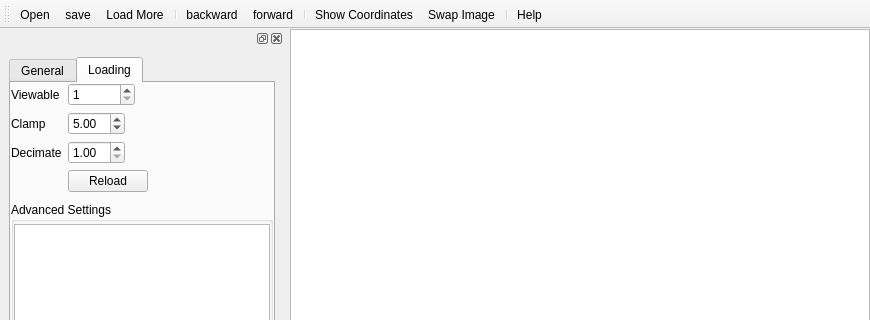
Qt form arachnid/core/gui/pyui/MontageViewer.ui (ezralanglois/arachnid) before a commit; both pictures show x 0 to 870 and y 0 to 320 of the 870 by 576 pixel window.
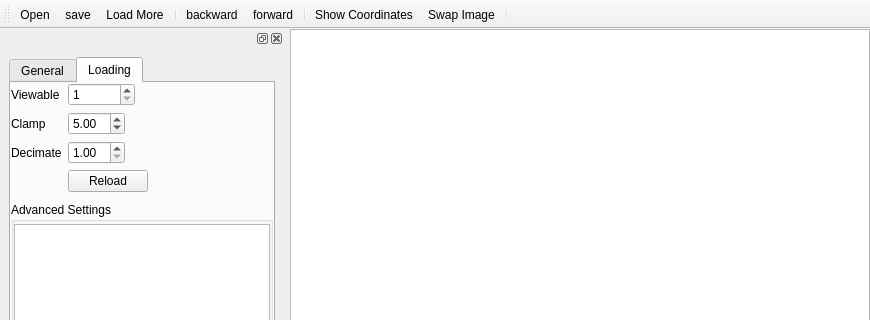
The same form after that commit. Icons and pictures are not drawn.

Commit message: Started help system for ara-screen and ara-display

What changed in the file:
```diff
--- a/arachnid/core/gui/pyui/MontageViewer.ui
+++ b/arachnid/core/gui/pyui/MontageViewer.ui
@@ -424,7 +424,6 @@
    <addaction name="actionShow_Coordinates"/>
    <addaction name="actionSwap_Image"/>
    <addaction name="separator"/>
-   <addaction name="actionHelp"/>
   </widget>
   <action name="actionOpen">
    <property name="icon">
```
Left out of the diff: 120 changed lines with no effect on the pictures. The commit also changes 3 other files.
